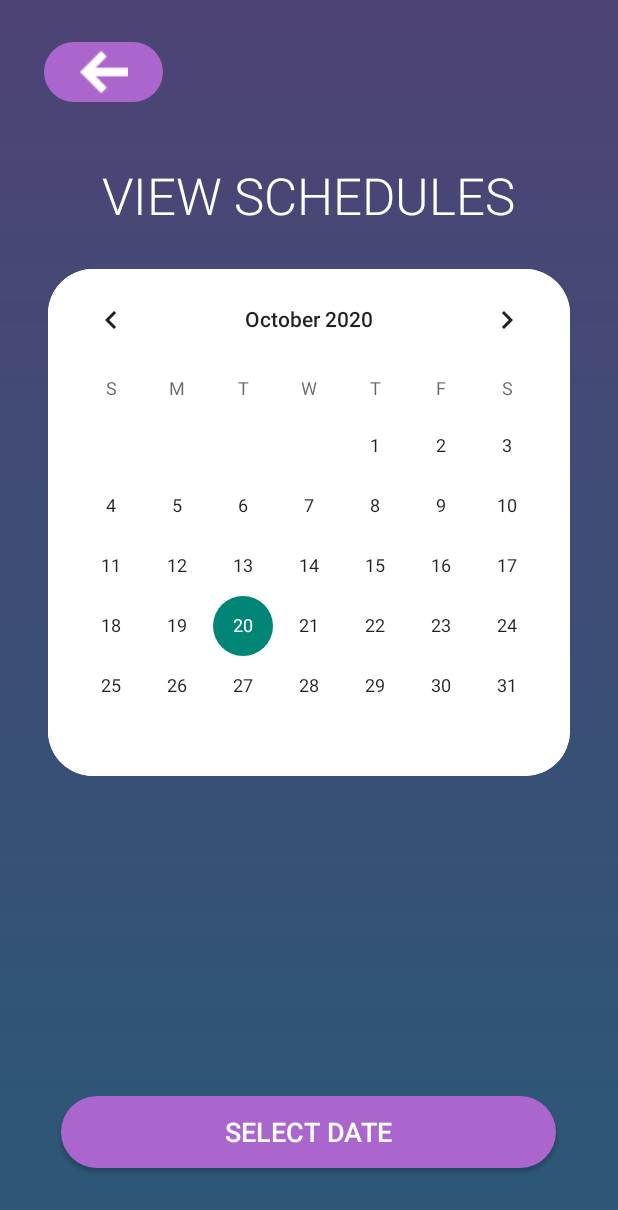
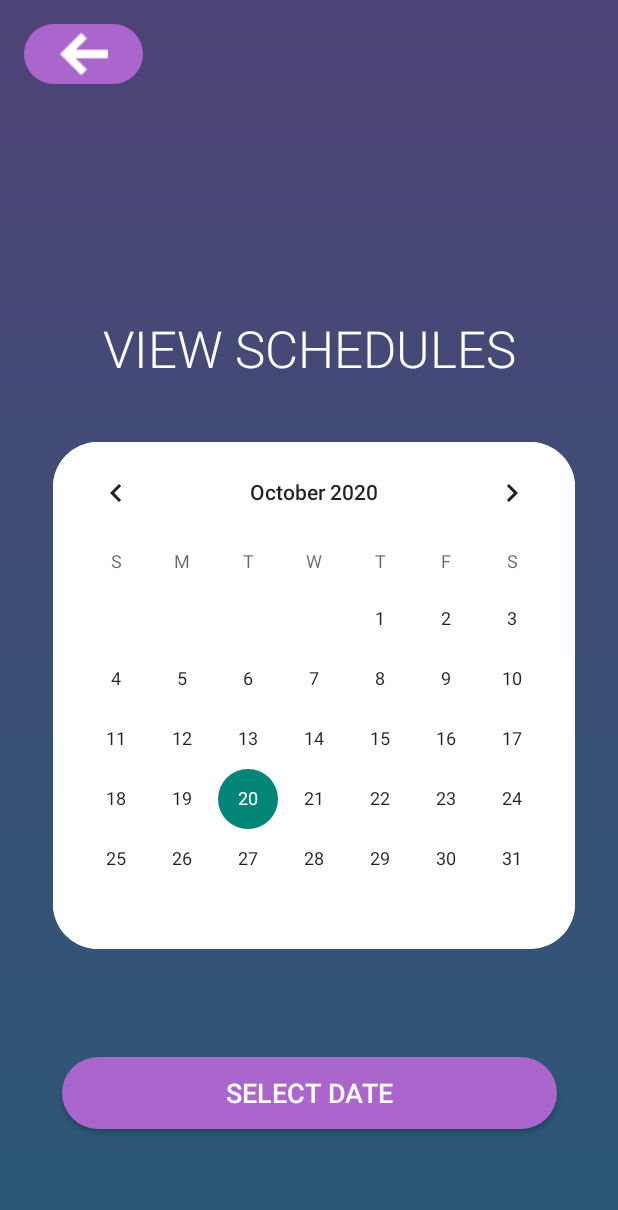
Before and after one commit to pascuale2/Shift-Scheduling-Application, an Android app: the view_schedule screen opened directly, with no data from a screen before it, on a phone screen of 412 x 824 dp. Shown: the top 1210 px of the screen. Run offline under Robolectric (Android 15) with nearby library versions, the phone set to English and light mode, and no system bars; Roboto replaces fonts that are not available here.

Commit message:
Updated the UI constraints to fit Nexus 4 VD

```diff
--- a/shiftSchedule/app/src/main/res/layout/activity_schedule.xml
+++ b/shiftSchedule/app/src/main/res/layout/activity_schedule.xml
@@ -1,5 +1,5 @@
 <?xml version="1.0" encoding="utf-8"?>
-<RelativeLayout xmlns:android="http://schemas.android.com/apk/res/android"
+<androidx.constraintlayout.widget.ConstraintLayout xmlns:android="http://schemas.android.com/apk/res/android"
     xmlns:app="http://schemas.android.com/apk/res-auto"
     xmlns:tools="http://schemas.android.com/tools"
     android:layout_width="match_parent"
@@ -12,15 +12,19 @@
         android:layout_width="wrap_content"
         android:layout_height="wrap_content"
         android:layout_alignParentTop="true"
-        android:layout_centerHorizontal="true"
 
-        android:layout_marginStart="70dp"
-        android:layout_marginTop="107dp"
+        android:layout_alignParentEnd="true"
         android:fontFamily="sans-serif-light"
         android:gravity="center"
         android:text="@string/view_schedules"
         android:textColor="#FFFF"
-        android:textSize="34sp" />
+        android:textSize="34sp"
+        app:layout_constraintBottom_toTopOf="@+id/calendar_view"
+        app:layout_constraintEnd_toEndOf="parent"
+        app:layout_constraintHorizontal_bias="0.504"
+        app:layout_constraintStart_toStartOf="parent"
+        app:layout_constraintTop_toTopOf="parent"
+        app:layout_constraintVertical_bias="0.84" />
 
     <CalendarView
         android:id="@+id/calendar_view"
@@ -28,9 +32,14 @@
         android:layout_height="wrap_content"
         android:layout_alignParentTop="true"
         android:layout_centerHorizontal="true"
-        android:layout_marginTop="179dp"
         android:background="@drawable/white_corner"
-        android:fontFamily="sans-serif-light"></CalendarView>
+        android:fontFamily="sans-serif-light"
+        app:layout_constraintBottom_toBottomOf="parent"
+        app:layout_constraintEnd_toEndOf="parent"
+        app:layout_constraintHorizontal_bias="0.555"
+        app:layout_constraintStart_toStartOf="parent"
+        app:layout_constraintTop_toTopOf="parent"
+        app:layout_constraintVertical_bias="0.606"></CalendarView>
 
     <ImageButton
         android:id="@+id/Back_btn"
@@ -38,11 +47,15 @@
         android:layout_height="40dp"
         android:layout_alignParentStart="true"
         android:layout_alignParentTop="true"
-        android:layout_marginStart="29dp"
-        android:layout_marginTop="28dp"
+        android:layout_marginStart="16dp"
+        android:layout_marginTop="16dp"
         android:background="@drawable/accent_corner"
         android:onClick="LPgoBack"
-        android:src="@drawable/back_btn" />
+        android:src="@drawable/back_btn"
+        app:layout_constraintBottom_toTopOf="@+id/ViewDate"
+        app:layout_constraintStart_toStartOf="parent"
+        app:layout_constraintTop_toTopOf="parent"
+        app:layout_constraintVertical_bias="0.0" />
 
     <Button
         android:id="@+id/select_date_btn"
@@ -50,13 +63,16 @@
         android:layout_height="wrap_content"
         android:layout_alignParentBottom="true"
         android:layout_centerHorizontal="true"
-        android:layout_marginBottom="45dp"
 
         android:background="@drawable/accent_corner"
         android:fontFamily="sans-serif-light"
         android:text="Select Date"
         android:textColor="#FFFF"
         android:textSize="18sp"
-        android:textStyle="bold" />
+        android:textStyle="bold"
+        app:layout_constraintBottom_toBottomOf="parent"
+        app:layout_constraintEnd_toEndOf="parent"
+        app:layout_constraintStart_toStartOf="parent"
+        app:layout_constraintTop_toBottomOf="@+id/calendar_view" />
 
-</RelativeLayout>
+</androidx.constraintlayout.widget.ConstraintLayout>
```
Also changed, not shown: shiftSchedule/app/src/main/res/layout/activity_landing_page.xml (+18 -23 lines), shiftSchedule/app/src/main/res/layout/activity_main.xml (+8 -5 lines), shiftSchedule/app/src/main/res/layout/activity_time_block.xml (+12 -8 lines).
